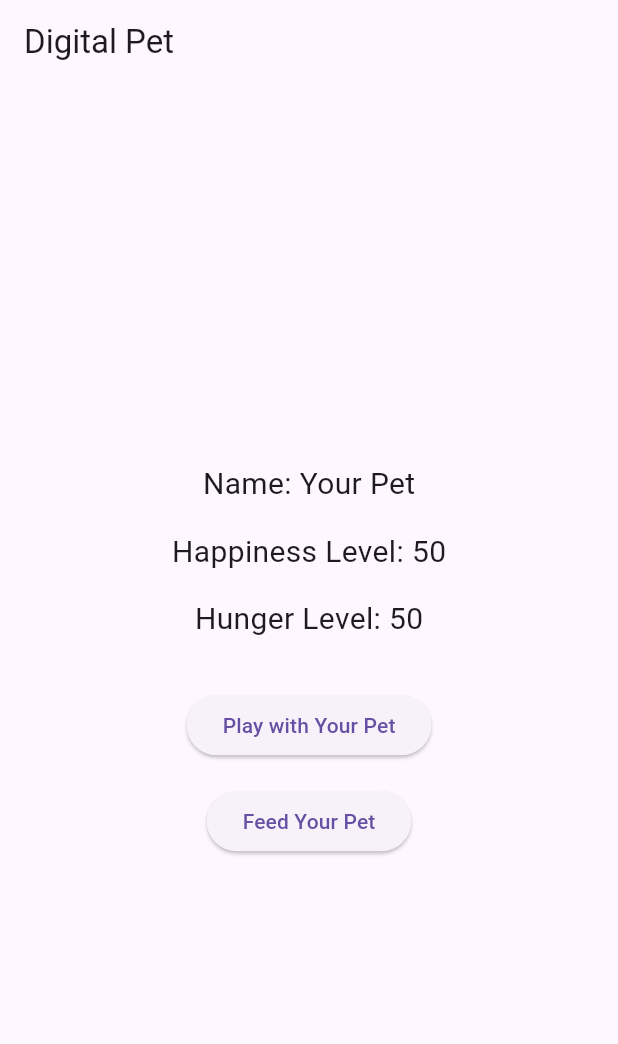
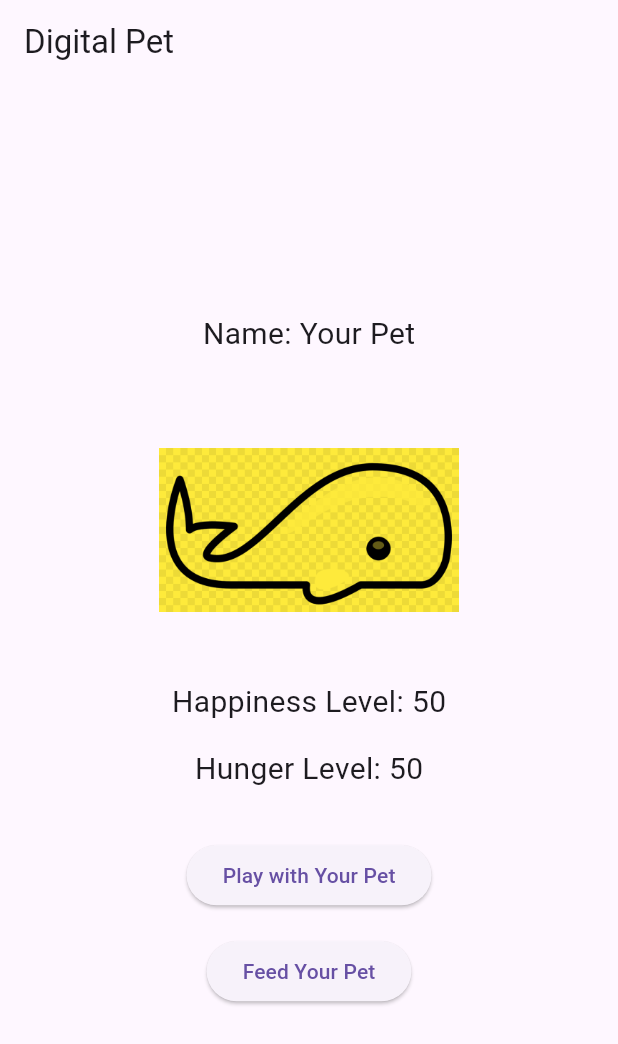
Before and after one commit to Ed-Zheng/act5, a Flutter app: the screen it shows after launch, on a phone screen of 412 x 824 dp. Shown: the top 1044 px of the screen. Run offline on Flutter 3.47's test engine with Material 3 defaults, Android fonts, the phone set to English and light mode, and no system bars.

Commit message:
Adds pet_whale image to assets and image color change code

```diff
--- a/lib/main.dart
+++ b/lib/main.dart
@@ -48,6 +48,22 @@ class _DigitalPetAppState extends State<DigitalPetApp> {
     });
   }
 
+  Color _moodColor(double happinessLevel) {
+    if (happinessLevel > 70) {
+      return Colors.green;
+    } else if (happinessLevel >= 30) {
+      return Colors.yellow;
+    } else {
+      return Colors.red;
+    }
+  }
+
+/* Pseudocode
+  1. Find an image for the pet (make sure its transparent)
+  2. Create a color changing function inside the DigitalPetAppState according to mood
+
+*/
+
   @override
   Widget build(BuildContext context) {
     return Scaffold(
@@ -66,6 +82,18 @@ class _DigitalPetAppState extends State<DigitalPetApp> {
             ),
 
             SizedBox(height: 16.0),
+
+            ColorFiltered(
+              colorFilter: ColorFilter.mode(
+                _moodColor(happinessLevel.toDouble()), // Pass the pet's happiness level
+                BlendMode.modulate,
+              ),
+              child: Image.asset(
+                'assets/images/pet_whale.png',
+                width: 200,
+                height: 200,
+              ),
+            ),
 
             Text(
               'Happiness Level: $happinessLevel',
--- a/pubspec.yaml
+++ b/pubspec.yaml
@@ -61,6 +61,8 @@ flutter:
   # assets:
   #   - images/a_dot_burr.jpeg
   #   - images/a_dot_ham.jpeg
+  assets:
+    - assets/images/pet_whale.png
 
   # An image asset can refer to one or more resolution-specific "variants", see
   # https://flutter.dev/to/resolution-aware-images
```
Also changed, not shown: assets/images/pet_whale.png (added).
